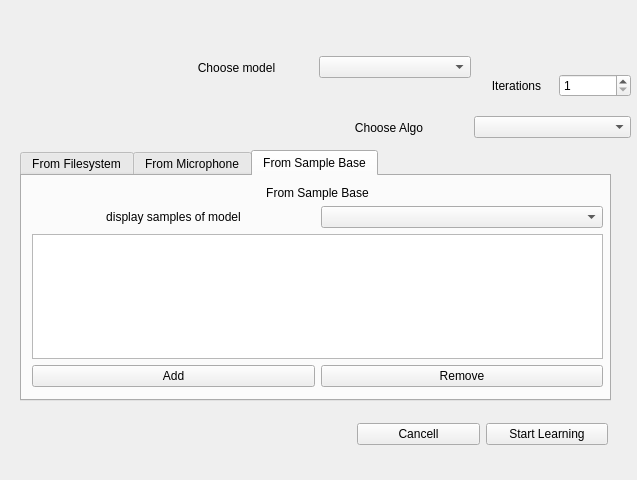
Before: the Qt Designer form windows/LearningModelWindow.ui in Erucolindo96/Native-Speaker, drawn with Qt 5.
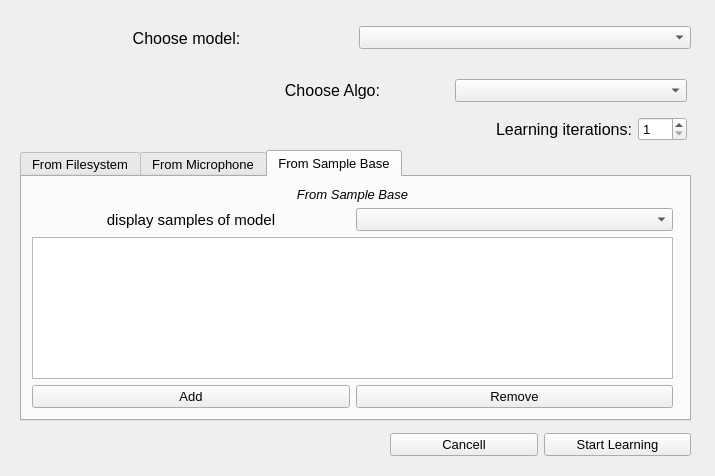
After: the same form once the commit is applied. The open tabs and pages were chosen to show the change.

```diff
--- a/windows/LearningModelWindow.ui
+++ b/windows/LearningModelWindow.ui
@@ -6,10 +6,15 @@
    <rect>
     <x>0</x>
     <y>0</y>
-    <width>637</width>
-    <height>480</height>
+    <width>715</width>
+    <height>476</height>
    </rect>
   </property>
+  <property name="font">
+   <font>
+    <pointsize>10</pointsize>
+   </font>
+  </property>
   <property name="windowTitle">
    <string>Dialog</string>
   </property>
@@ -18,10 +23,16 @@
     <rect>
      <x>20</x>
      <y>150</y>
-     <width>591</width>
-     <height>251</height>
+     <width>671</width>
+     <height>271</height>
     </rect>
    </property>
+   <property name="font">
+    <font>
+     <pointsize>10</pointsize>
+     <italic>false</italic>
+    </font>
+   </property>
    <property name="currentIndex">
     <number>1</number>
    </property>
@@ -130,13 +141,21 @@
       <rect>
        <x>10</x>
        <y>10</y>
-       <width>571</width>
-       <height>201</height>
+       <width>641</width>
+       <height>221</height>
       </rect>
      </property>
      <layout class="QVBoxLayout" name="verticalLayout_fromSampleBase">
       <item>
        <widget class="QLabel" name="label_fromSampleBase">
+        <property name="font">
+         <font>
+          <pointsize>10</pointsize>
+          <weight>50</weight>
+          <italic>true</italic>
+          <bold>false</bold>
+         </font>
+        </property>
         <property name="text">
          <string>From Sample Base</string>
         </property>
@@ -149,6 +168,14 @@
        <layout class="QHBoxLayout" name="horizontalLayout_5">
         <item>
          <widget class="QLabel" name="label_from_sample_base_which_model">
+          <property name="font">
+           <font>
+            <pointsize>11</pointsize>
+            <weight>50</weight>
+            <italic>false</italic>
+            <bold>false</bold>
+           </font>
+          </property>
           <property name="text">
            <string>display samples of model</string>
           </property>
@@ -190,17 +217,25 @@
   <widget class="QWidget" name="horizontalLayoutWidget_4">
    <property name="geometry">
     <rect>
-     <x>160</x>
-     <y>50</y>
-     <width>311</width>
-     <height>35</height>
+     <x>20</x>
+     <y>20</y>
+     <width>671</width>
+     <height>36</height>
     </rect>
    </property>
    <layout class="QHBoxLayout" name="horizontalLayout">
     <item>
      <widget class="QLabel" name="label_model_2">
+      <property name="font">
+       <font>
+        <pointsize>12</pointsize>
+        <weight>50</weight>
+        <italic>false</italic>
+        <bold>false</bold>
+       </font>
+      </property>
       <property name="text">
-       <string>Choose model</string>
+       <string>Choose model:</string>
       </property>
       <property name="alignment">
        <set>Qt::AlignCenter</set>
@@ -212,70 +247,13 @@
     </item>
    </layout>
   </widget>
-  <widget class="QWidget" name="horizontalLayoutWidget_5">
-   <property name="geometry">
-    <rect>
-     <x>310</x>
-     <y>110</y>
-     <width>321</width>
-     <height>35</height>
-    </rect>
-   </property>
-   <layout class="QHBoxLayout" name="horizontalLayout_2">
-    <item>
-     <widget class="QLabel" name="label_algo_2">
-      <property name="text">
-       <string>Choose Algo</string>
-      </property>
-      <property name="alignment">
-       <set>Qt::AlignCenter</set>
-      </property>
-     </widget>
-    </item>
-    <item>
-     <widget class="QComboBox" name="comboBox_algo_2"/>
-    </item>
-   </layout>
-  </widget>
-  <widget class="QWidget" name="horizontalLayoutWidget_6">
-   <property name="geometry">
-    <rect>
-     <x>480</x>
-     <y>70</y>
-     <width>151</width>
-     <height>31</height>
-    </rect>
-   </property>
-   <layout class="QHBoxLayout" name="horizontalLayout_3">
-    <item>
-     <widget class="QLabel" name="label_iter_2">
-      <property name="text">
-       <string>Iterations</string>
-      </property>
-      <property name="alignment">
-       <set>Qt::AlignCenter</set>
-      </property>
-     </widget>
-    </item>
-    <item>
-     <widget class="QSpinBox" name="spinBox_iter_2">
-      <property name="minimum">
-       <number>1</number>
-      </property>
-      <property name="maximum">
-       <number>100</number>
-      </property>
-     </widget>
-    </item>
-   </layout>
-  </widget>
   <widget class="QWidget" name="verticalLayoutWidget_4">
    <property name="geometry">
     <rect>
-     <x>357</x>
-     <y>420</y>
-     <width>251</width>
-     <height>29</height>
+     <x>390</x>
+     <y>430</y>
+     <width>301</width>
+     <height>30</height>
     </rect>
    </property>
    <layout class="QHBoxLayout" name="horizontalLayout_4">
@@ -295,6 +273,86 @@
     </item>
    </layout>
   </widget>
+  <widget class="QWidget" name="verticalLayoutWidget_5">
+   <property name="geometry">
+    <rect>
+     <x>216</x>
+     <y>70</y>
+     <width>471</width>
+     <height>80</height>
+    </rect>
+   </property>
+   <layout class="QVBoxLayout" name="verticalLayout">
+    <item>
+     <layout class="QHBoxLayout" name="horizontalLayout_2">
+      <item>
+       <widget class="QLabel" name="label_algo_2">
+        <property name="font">
+         <font>
+          <pointsize>12</pointsize>
+          <weight>50</weight>
+          <italic>false</italic>
+          <bold>false</bold>
+         </font>
+        </property>
+        <property name="text">
+         <string>Choose Algo:</string>
+        </property>
+        <property name="alignment">
+         <set>Qt::AlignCenter</set>
+        </property>
+       </widget>
+      </item>
+      <item>
+       <widget class="QComboBox" name="comboBox_algo_2"/>
+      </item>
+     </layout>
+    </item>
+    <item>
+     <layout class="QHBoxLayout" name="horizontalLayout_3">
+      <item>
+       <spacer name="horizontalSpacer">
+        <property name="orientation">
+         <enum>Qt::Horizontal</enum>
+        </property>
+        <property name="sizeHint" stdset="0">
+         <size>
+          <width>40</width>
+          <height>20</height>
+         </size>
+        </property>
+       </spacer>
+      </item>
+      <item>
+       <widget class="QLabel" name="label_iter_2">
+        <property name="font">
+         <font>
+          <pointsize>12</pointsize>
+          <italic>false</italic>
+         </font>
+        </property>
+        <property name="text">
+         <string>Learning iterations:</string>
+        </property>
+        <property name="alignment">
+         <set>Qt::AlignCenter</set>
+        </property>
+       </widget>
+      </item>
+      <item>
+       <widget class="QSpinBox" name="spinBox_iter_2">
+        <property name="minimum">
+         <number>1</number>
+        </property>
+        <property name="maximum">
+         <number>100</number>
+        </property>
+       </widget>
+      </item>
+     </layout>
+    </item>
+   </layout>
+  </widget>
  </widget>
  <resources/>
  <connections/>
```
Left out of the diff: 28 changed lines with no effect on the pictures.
